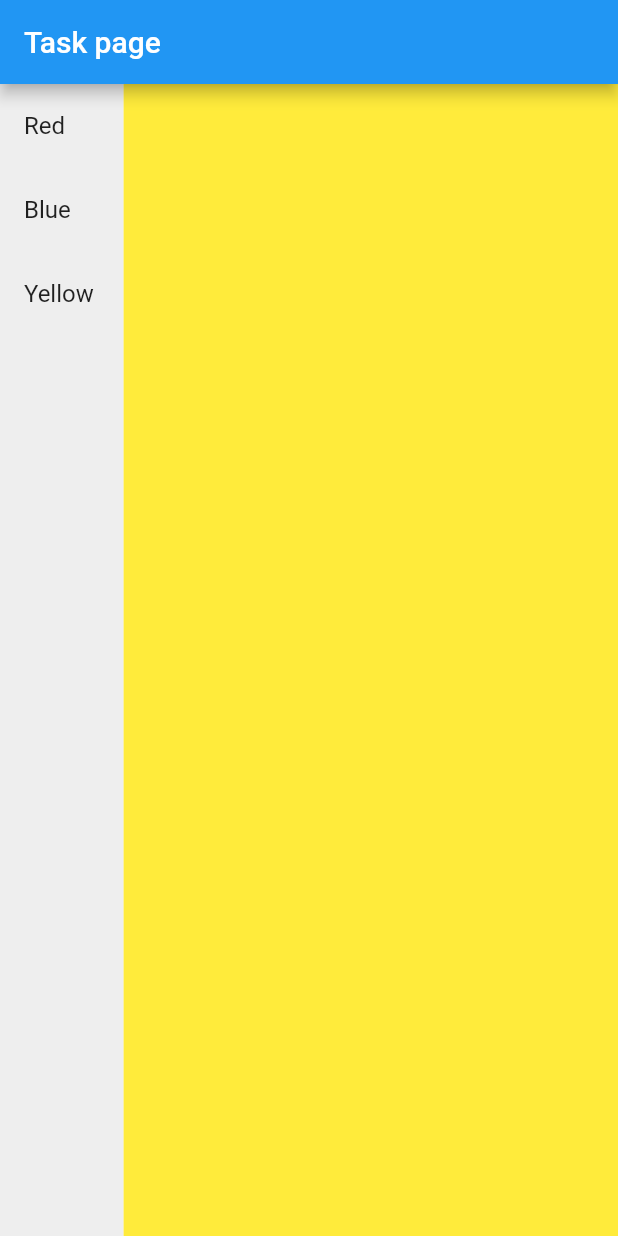
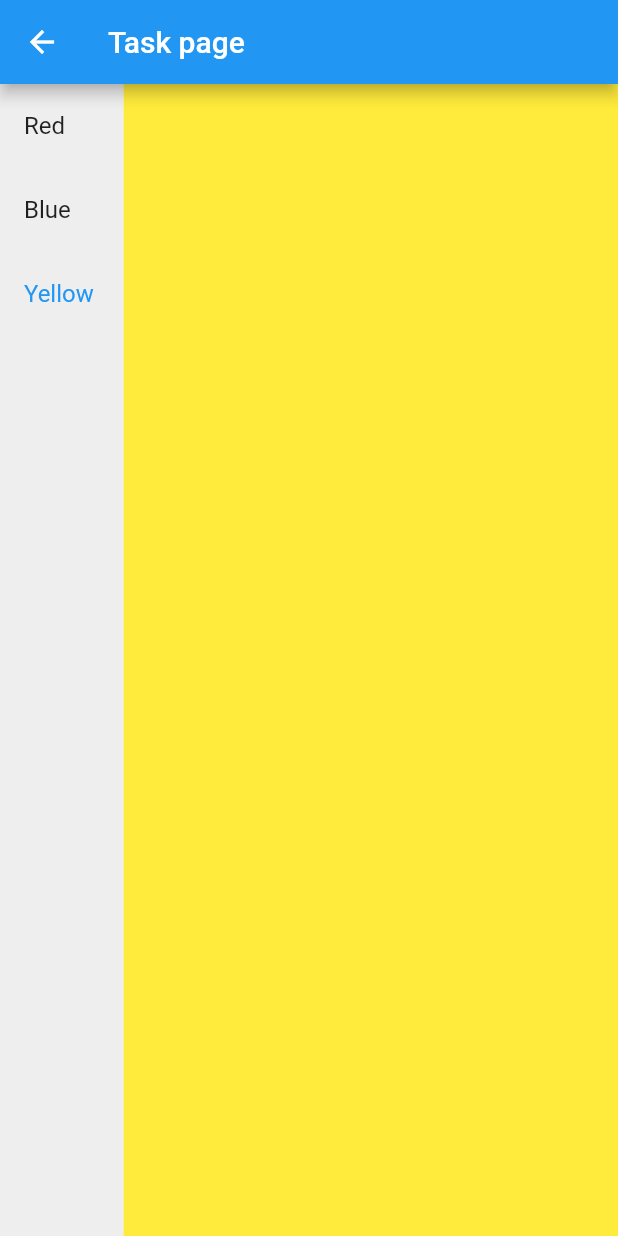
Before and after one commit to fredfv/ftask, a Flutter app: the screen it shows after launch, after a tap on "Yellow", on a phone screen of 412 x 824 dp. Run offline on Flutter 3.47's test engine with Material 2 defaults, Android fonts, the phone set to English and light mode, and no system bars; our stand-ins replace dio, flutter_modular, logger.

```diff
--- a/lib/src/modules/task/views/task_page.dart
+++ b/lib/src/modules/task/views/task_page.dart
@@ -33,7 +33,7 @@ class TaskPage extends StatelessWidget {
                       ListTile(title: const Text('Yellow'),
                       selected: Modular.to.path.endsWith('/yellow'),
                         onTap: (){
-                          Modular.to.navigate('./yellow');
+                          Modular.to.pushNamed('./yellow', forRoot: true);
                         },
                       )
                     ],
```
